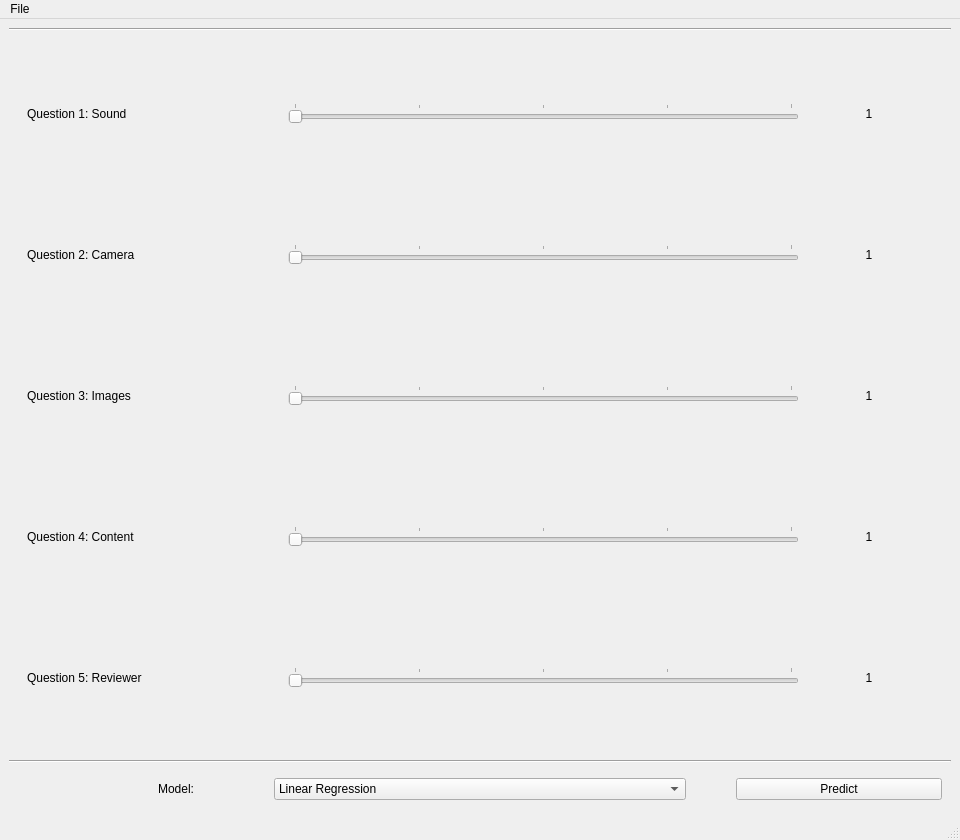
This is GUI/mainwindow.ui in nghiatnh/AIP391_Group1_StreetFood as Qt 5 draws it before an edit. The edited form follows.
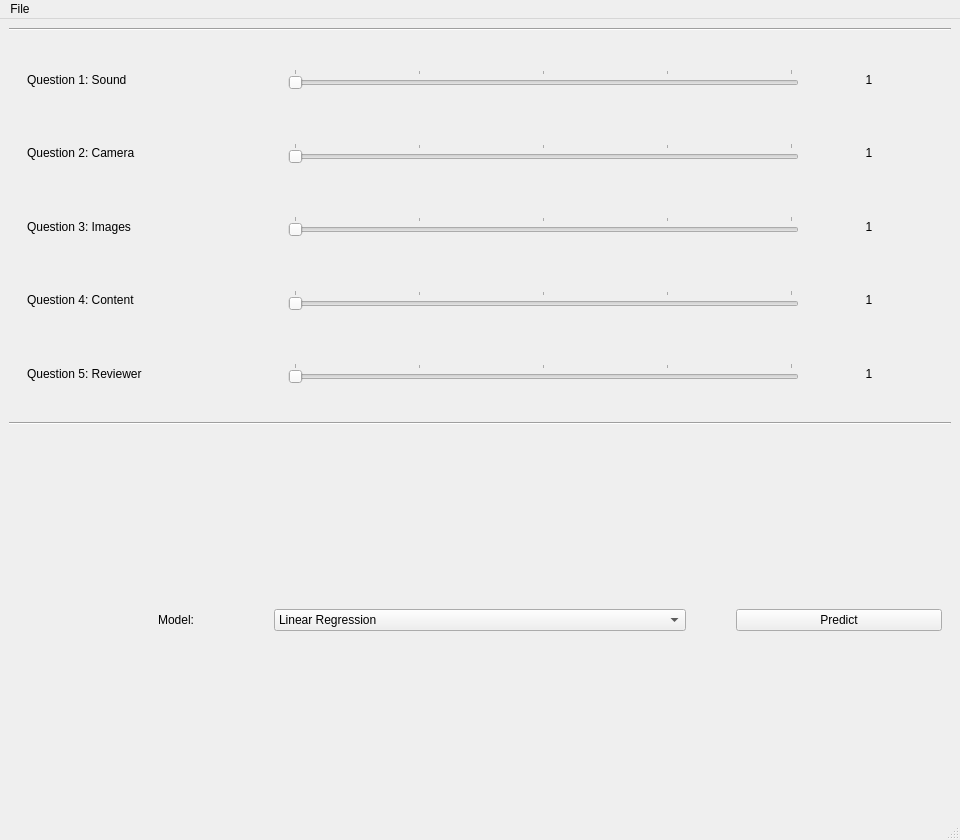
This is the edited form.

The edit to the form file:
```diff
--- a/GUI/mainwindow.ui
+++ b/GUI/mainwindow.ui
@@ -20,7 +20,7 @@
    <string>Video Evaluation Tool</string>
   </property>
   <widget class="QWidget" name="centralwidget">
-   <layout class="QVBoxLayout" name="verticalLayout_2" stretch="6,0,3,0,0">
+   <layout class="QVBoxLayout" name="verticalLayout_2" stretch="1,0,0,0,0">
     <item>
      <layout class="QVBoxLayout" name="vlo_video_container"/>
     </item>
```
